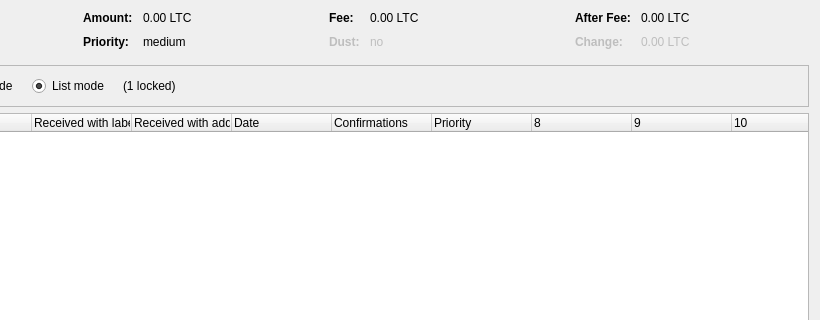
Qt form litecash/src/qt/forms/coincontroldialog.ui (litecoincash/LitecoinCash) before a commit; both pictures show x 180 to 1000 and y 0 to 320 of the 1000 by 500 pixel window.
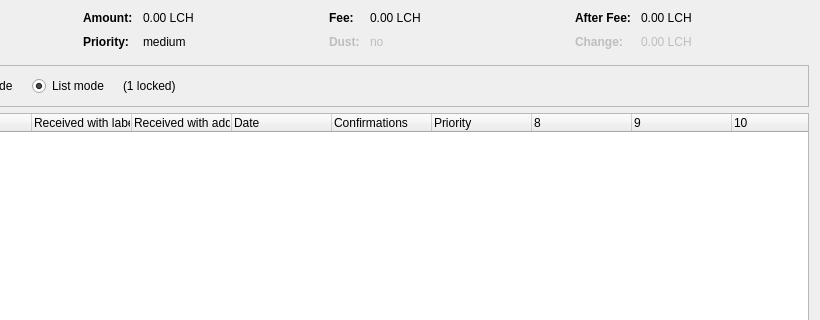
The same form after that commit. Custom widgets are drawn as their Qt base class.

Diff of the .ui file:
```diff
--- a/litecash/src/qt/forms/coincontroldialog.ui
+++ b/litecash/src/qt/forms/coincontroldialog.ui
@@ -132,7 +132,7 @@
           <enum>Qt::ActionsContextMenu</enum>
          </property>
          <property name="text">
-          <string notr="true">0.00 LTC</string>
+          <string notr="true">0.00 LCH</string>
          </property>
          <property name="textInteractionFlags">
           <set>Qt::LinksAccessibleByMouse|Qt::TextSelectableByKeyboard|Qt::TextSelectableByMouse</set>
@@ -206,7 +206,7 @@
           <enum>Qt::ActionsContextMenu</enum>
          </property>
          <property name="text">
-          <string notr="true">0.00 LTC</string>
+          <string notr="true">0.00 LCH</string>
          </property>
          <property name="textInteractionFlags">
           <set>Qt::LinksAccessibleByMouse|Qt::TextSelectableByKeyboard|Qt::TextSelectableByMouse</set>
@@ -286,7 +286,7 @@
           <enum>Qt::ActionsContextMenu</enum>
          </property>
          <property name="text">
-          <string notr="true">0.00 LTC</string>
+          <string notr="true">0.00 LCH</string>
          </property>
          <property name="textInteractionFlags">
           <set>Qt::LinksAccessibleByMouse|Qt::TextSelectableByKeyboard|Qt::TextSelectableByMouse</set>
@@ -321,7 +321,7 @@
           <enum>Qt::ActionsContextMenu</enum>
          </property>
          <property name="text">
-          <string notr="true">0.00 LTC</string>
+          <string notr="true">0.00 LCH</string>
          </property>
          <property name="textInteractionFlags">
           <set>Qt::LinksAccessibleByMouse|Qt::TextSelectableByKeyboard|Qt::TextSelectableByMouse</set>
```
